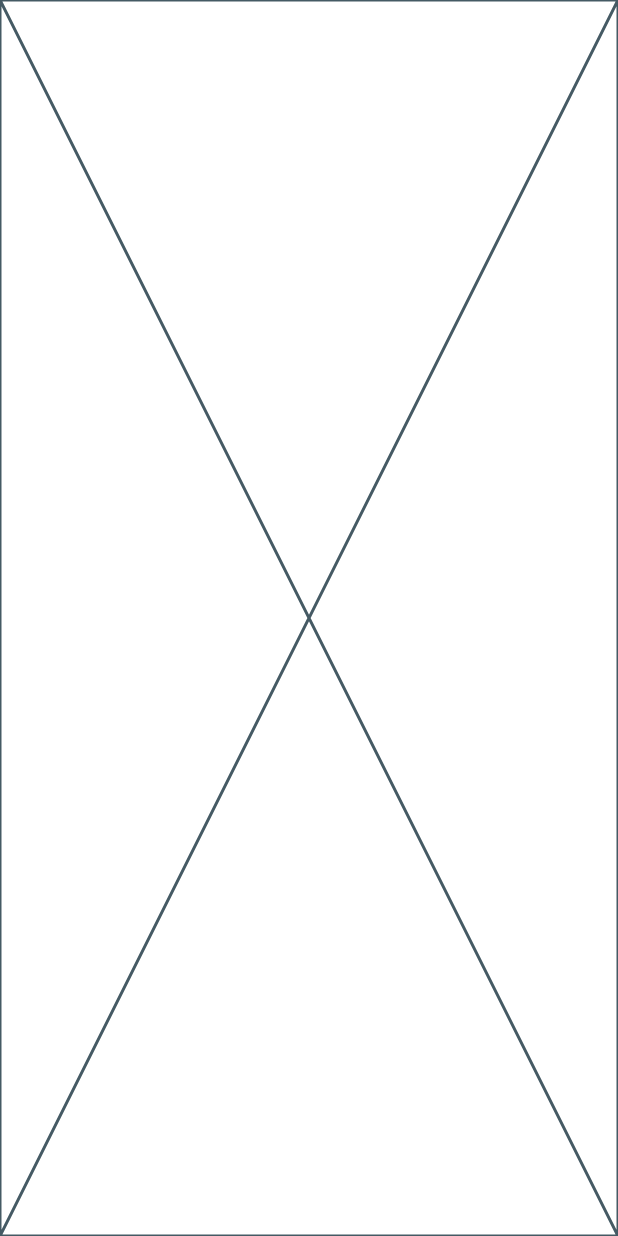
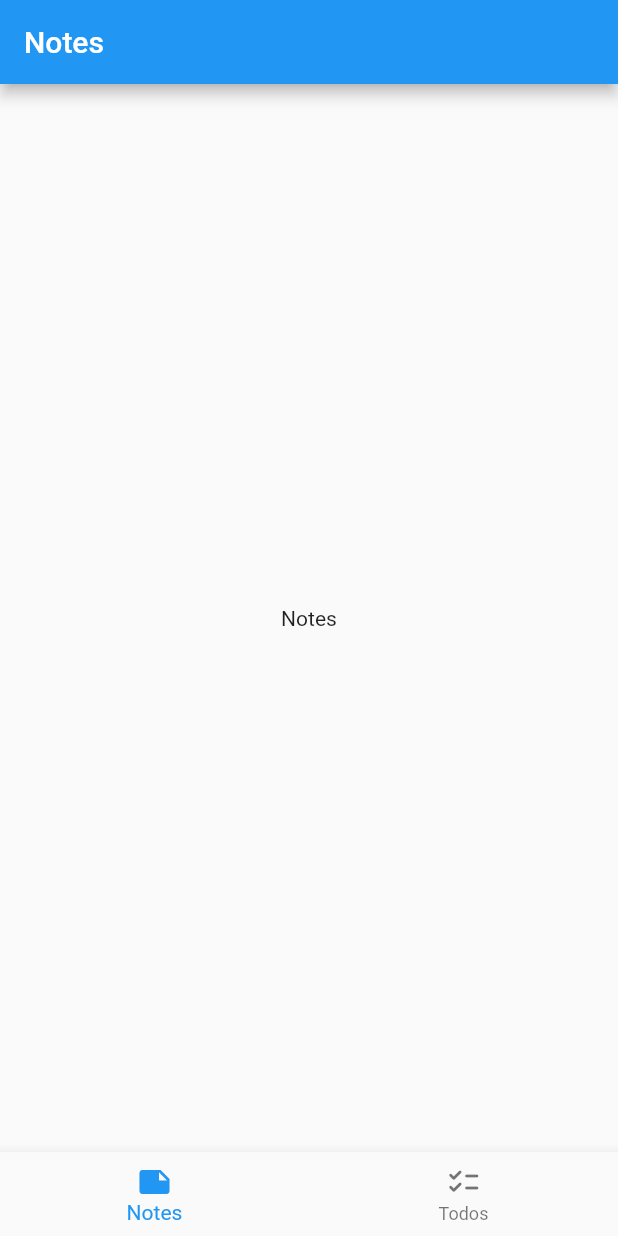
Before and after one commit to manu-kaushik/badger, a Flutter app: the screen it shows after launch, on a phone screen of 412 x 824 dp. Run offline on Flutter 3.47's test engine with Material 2 defaults, Android fonts, the phone set to English and light mode, and no system bars; our stand-ins replace sqflite; accounts and stored records are empty.

Commit message:
Add basic screens for notes, todos with bottom navigation

```diff
--- a/lib/main.dart
+++ b/lib/main.dart
@@ -1,14 +1,20 @@
 import 'package:flutter/material.dart';
+import 'package:notes/screens/home/home.dart';
+import 'package:notes/utils/constants.dart';
+import 'package:notes/utils/themes.dart';
 
-void main() {
-  runApp(const Home());
-}
+void main() => runApp(const Main());
 
-class Home extends StatelessWidget {
-  const Home({super.key});
+class Main extends StatelessWidget {
+  const Main({super.key});
 
   @override
   Widget build(BuildContext context) {
-    return const Placeholder();
+    return MaterialApp(
+      debugShowCheckedModeBanner: false,
+      title: appName,
+      theme: theme,
+      home: const Home(),
+    );
   }
 }
--- /dev/null
+++ b/lib/screens/home/home.dart
@@ -0,0 +1,51 @@
+import 'package:flutter/material.dart';
+
+import 'package:notes/screens/home/tabs/notes_tab.dart';
+import 'package:notes/screens/home/tabs/todos_tab.dart';
+import 'package:notes/utils/constants.dart';
+
+class Home extends StatefulWidget {
+  const Home({super.key});
+
+  @override
+  State<Home> createState() => _HomeState();
+}
+
+class _HomeState extends State<Home> {
+  int _currentIndex = 0;
+
+  final List<Widget> _children = [
+    const NotesTab(),
+    const TodosTab(),
+  ];
+
+  void onTabTapped(int index) {
+    setState(() {
+      _currentIndex = index;
+    });
+  }
+
+  @override
+  Widget build(BuildContext context) {
+    return Scaffold(
+      appBar: AppBar(
+        title: const Text(appName),
+      ),
+      body: _children[_currentIndex],
+      bottomNavigationBar: BottomNavigationBar(
+        onTap: onTabTapped,
+        currentIndex: _currentIndex,
+        items: const [
+          BottomNavigationBarItem(
+            icon: Icon(Icons.note),
+            label: 'Notes',
+          ),
+          BottomNavigationBarItem(
+            icon: Icon(Icons.checklist_rounded),
+            label: 'Todos',
+          ),
+        ],
+      ),
+    );
+  }
+}
--- /dev/null
+++ b/lib/screens/home/tabs/notes_tab.dart
@@ -0,0 +1,12 @@
+import 'package:flutter/material.dart';
+
+class NotesTab extends StatelessWidget {
+  const NotesTab({super.key});
+
+  @override
+  Widget build(BuildContext context) {
+    return const Center(
+      child: Text('Notes'),
+    );
+  }
+}
--- /dev/null
+++ b/lib/screens/home/tabs/todos_tab.dart
@@ -0,0 +1,12 @@
+import 'package:flutter/material.dart';
+
+class TodosTab extends StatelessWidget {
+  const TodosTab({super.key});
+
+  @override
+  Widget build(BuildContext context) {
+    return const Center(
+      child: Text('Todos'),
+    );
+  }
+}
--- /dev/null
+++ b/lib/utils/colors.dart
@@ -0,0 +1,3 @@
+import 'package:flutter/material.dart';
+
+const primaryColor = Colors.blue;
--- /dev/null
+++ b/lib/utils/constants.dart
@@ -0,0 +1 @@
+const String appName = 'Notes';
--- /dev/null
+++ b/lib/utils/themes.dart
@@ -0,0 +1,6 @@
+import 'package:flutter/material.dart';
+import 'package:notes/utils/colors.dart';
+
+ThemeData theme = ThemeData(
+  primarySwatch: primaryColor,
+);
```
